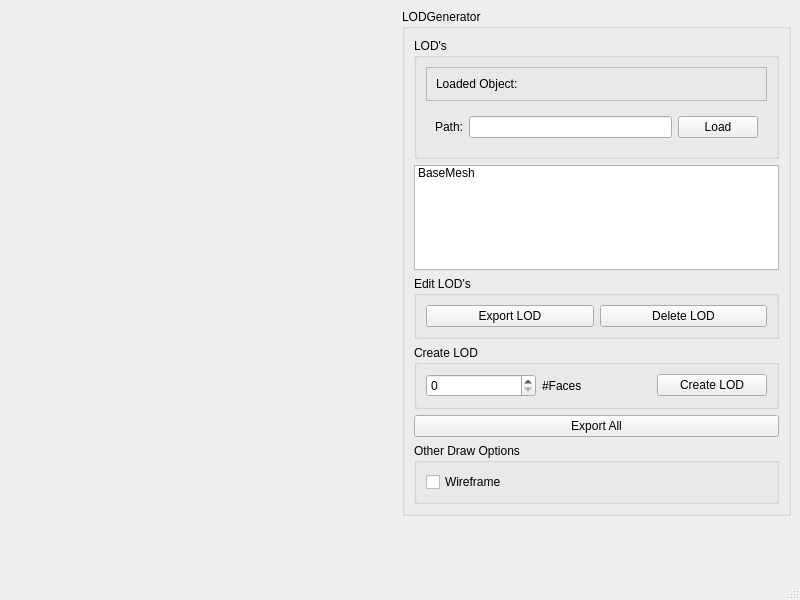
This is LODGenerator/ui/mainwindow.ui in JFlynnXYZ/LODGenerator as Qt 5 draws it before an edit. The edited form follows.
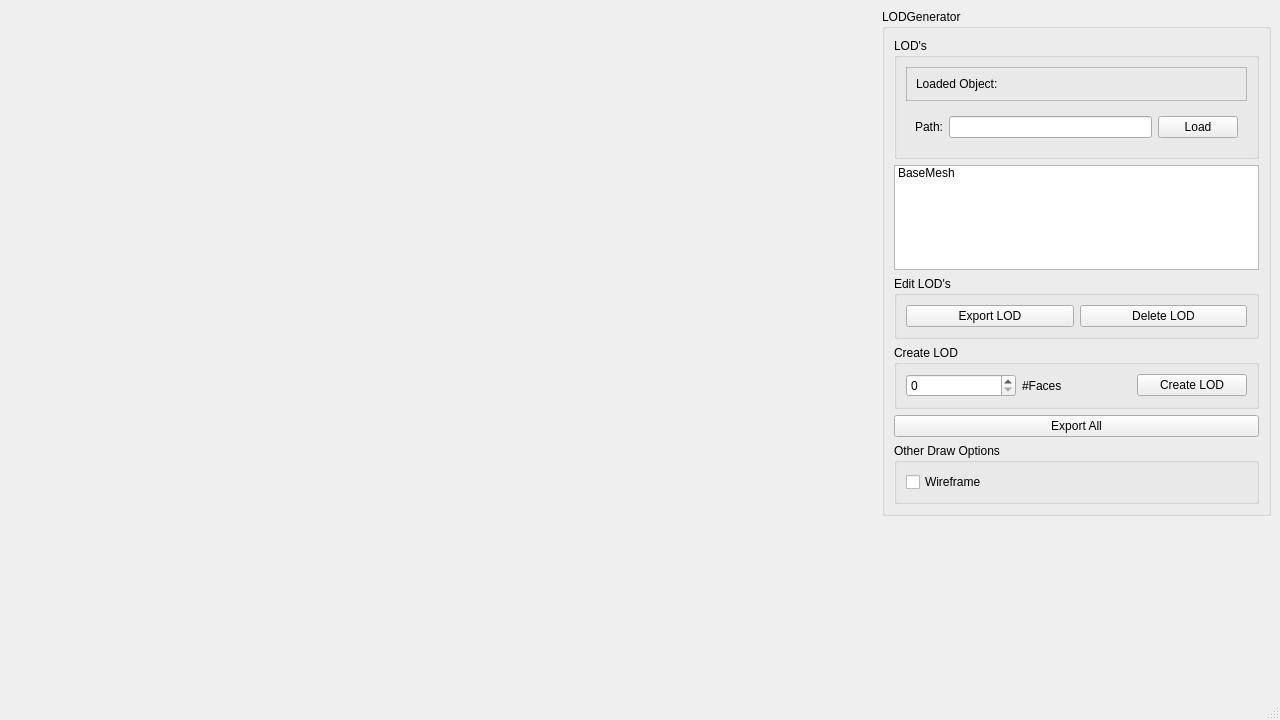
This is the edited form.

```diff
--- a/LODGenerator/ui/mainwindow.ui
+++ b/LODGenerator/ui/mainwindow.ui
@@ -6,8 +6,8 @@
    <rect>
     <x>0</x>
     <y>0</y>
-    <width>800</width>
-    <height>600</height>
+    <width>1280</width>
+    <height>720</height>
    </rect>
   </property>
   <property name="windowTitle">
```
Left out of the diff: 3 changed lines with no effect on the pictures.
